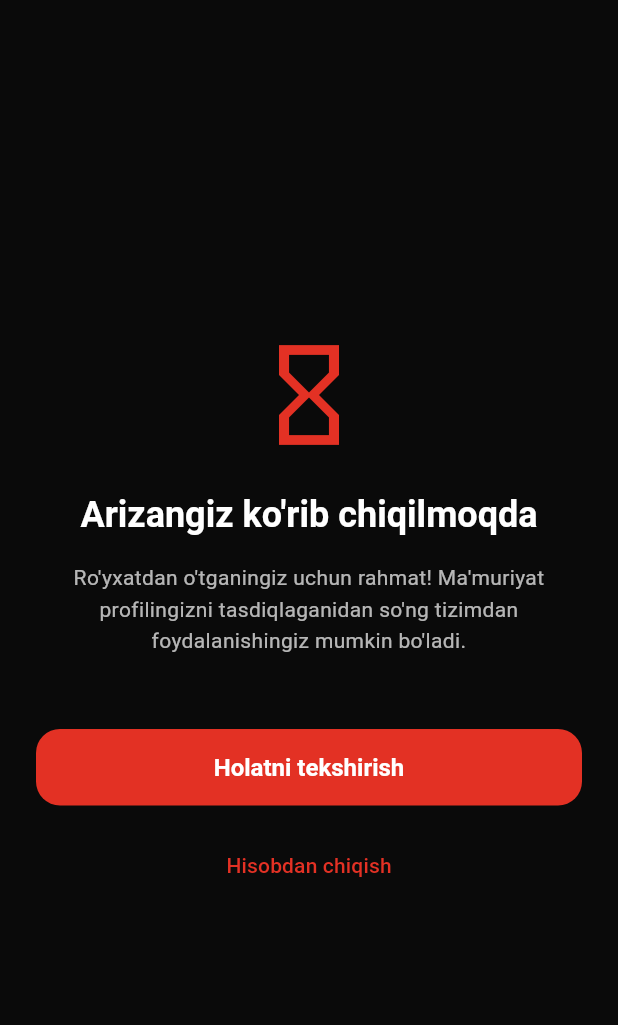
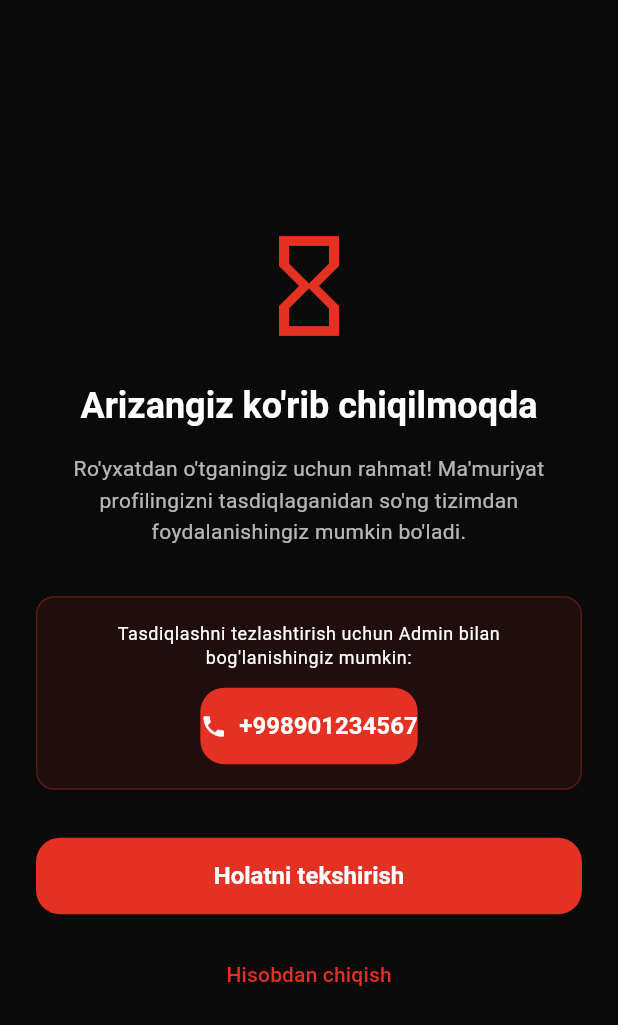
Before and after one commit to ZoyidjonNasretdinov/Voltechpremium-mobile, a Flutter app: the PendingApprovalScreen screen opened directly, on a phone screen of 412 x 824 dp. Shown: the top 1025 px of the screen. Run offline on Flutter 3.47's test engine with Material 3 defaults, Android fonts, the phone set to English and light mode, and no system bars; our stand-ins replace cached_network_image, connectivity_plus, flutter_secure_storage, image_picker, shared_preferences; missing offline and left inert: mobile_scanner; accounts and stored records are empty.

Commit message:
feat: added manual qr input, already used handling, admin phone number

```diff
--- a/lib/features/auth/screens/pending_approval_screen.dart
+++ b/lib/features/auth/screens/pending_approval_screen.dart
@@ -1,4 +1,5 @@
 import 'package:flutter/material.dart';
+import 'package:url_launcher/url_launcher.dart';
 import '../../../core/api_service.dart';
 import '../../auth/screens/login_screen.dart';
 import '../../../main.dart';
@@ -13,6 +14,18 @@ class PendingApprovalScreen extends StatefulWidget {
 class _PendingApprovalScreenState extends State<PendingApprovalScreen> {
   bool _isLoading = false;
   final ApiService _apiService = ApiService();
+  final String _adminPhone = "+998901234567"; // O'zgartirishingiz mumkin
+
+  Future<void> _launchPhone() async {
+    final Uri url = Uri.parse('tel:$_adminPhone');
+    if (!await launchUrl(url)) {
+      if (mounted) {
+        ScaffoldMessenger.of(context).showSnackBar(
+          const SnackBar(content: Text("Telefon raqamni ochib bo'lmadi"), backgroundColor: Colors.redAccent),
+        );
+      }
+    }
+  }
 
   Future<void> _checkStatus() async {
     setState(() => _isLoading = true);
@@ -92,7 +105,36 @@ class _PendingApprovalScreenState extends State<PendingApprovalScreen> {
                   height: 1.5,
                 ),
               ),
-              const SizedBox(height: 48),
+              const SizedBox(height: 32),
+              Container(
+                padding: const EdgeInsets.all(16),
+                decoration: BoxDecoration(
+                  color: theme.colorScheme.primary.withValues(alpha: 0.1),
+                  borderRadius: BorderRadius.circular(12),
+                  border: Border.all(color: theme.colorScheme.primary.withValues(alpha: 0.3)),
+                ),
+                child: Column(
+                  children: [
+                    Text(
+                      "Tasdiqlashni tezlashtirish uchun Admin bilan bog'lanishingiz mumkin:",
+                      textAlign: TextAlign.center,
+                      style: theme.textTheme.bodySmall?.copyWith(color: theme.colorScheme.onSurface),
+                    ),
+                    const SizedBox(height: 12),
+                    ElevatedButton.icon(
+                      onPressed: _launchPhone,
+                      icon: const Icon(Icons.phone),
+                      label: Text(_adminPhone),
+                      style: ElevatedButton.styleFrom(
+                        backgroundColor: theme.colorScheme.primary,
+                        foregroundColor: Colors.white,
+                        elevation: 0,
+                      ),
+                    ),
+                  ],
+                ),
+              ),
+              const SizedBox(height: 32),
               ElevatedButton(
                 onPressed: _isLoading ? null : _checkStatus,
                 child: _isLoading
```
Also changed, not shown: lib/features/scanner/screens/scanner_screen.dart (+89 -7 lines).
